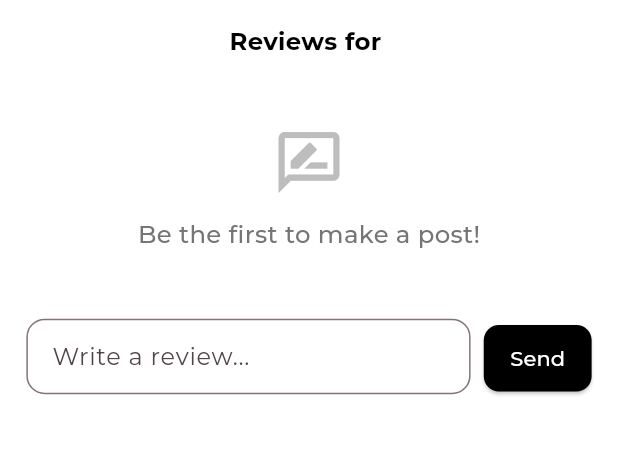
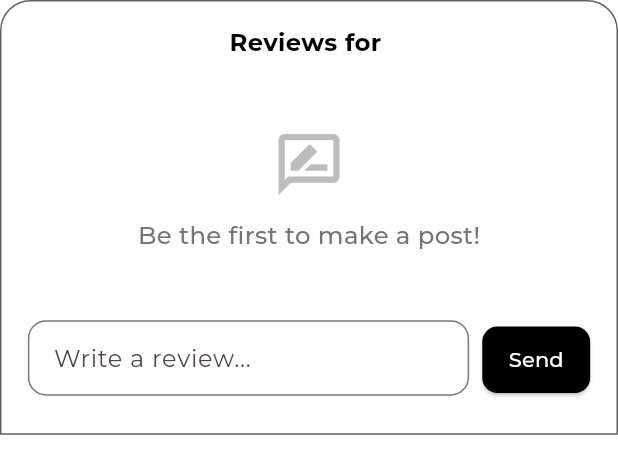
Before and after one commit to peprahobedadjei/KofyImages-Redesign, a Flutter app: the ReviewBottomSheet widget shown alone on an empty page, opened directly with empty values, on a phone screen of 412 x 824 dp. Shown: the top 474 px of the screen. Run offline on Flutter 3.47's test engine with Material 3 defaults, Android fonts, the light colour scheme and no system bars; our stand-ins replace cached_network_image, card_swiper, connectivity_plus, flutter_markdown, flutter_screenutil, font_awesome_flutter and 4 more; accounts and stored records are empty; network calls fail.

Commit message:
added rounded edges to the review bottom sheet

```diff
--- a/lib/widgets/review_widget/review_bottom_sheet.dart
+++ b/lib/widgets/review_widget/review_bottom_sheet.dart
@@ -158,7 +158,14 @@ class _ReviewBottomSheetState extends State<ReviewBottomSheet> {
   @override
   Widget build(BuildContext context) {
     return Container(
-      color: Colors.white,
+      decoration: BoxDecoration(
+        color: Colors.white,
+              border: Border.all(color: Colors.grey[700]!),
+borderRadius: BorderRadius.only(
+  topLeft: Radius.circular(20.r),
+  topRight: Radius.circular(20.r),
+),
+      ),
       padding: EdgeInsets.only(
         bottom: MediaQuery.of(context).viewInsets.bottom,
         top: 16.h,
```
